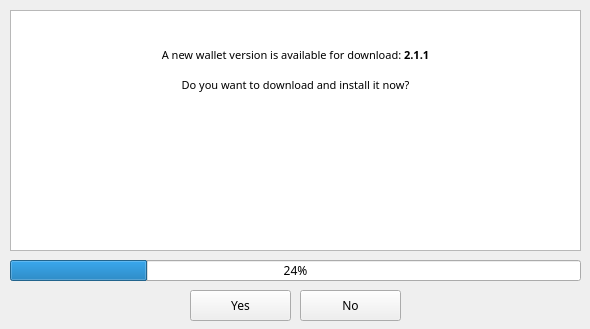
Above: Electra_Updater/electraupdater.ui from Jenova7/Updater before the change. Below: the same form after it.
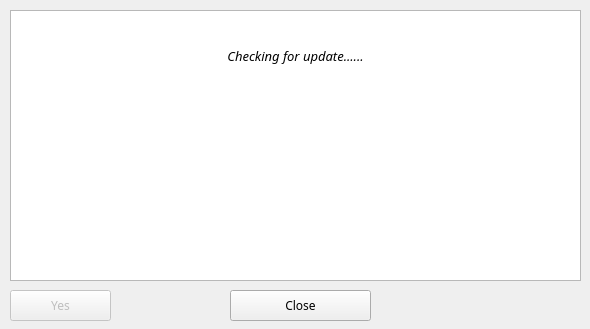
That is the form after the change. Icons and pictures are not drawn.

The edit to the form file:
```diff
--- a/Electra_Updater/electraupdater.ui
+++ b/Electra_Updater/electraupdater.ui
@@ -20,11 +20,11 @@
   </property>
   <widget class="QPushButton" name="m_updateYes">
    <property name="enabled">
-    <bool>true</bool>
+    <bool>false</bool>
    </property>
    <property name="geometry">
     <rect>
-     <x>190</x>
+     <x>10</x>
      <y>290</y>
      <width>101</width>
      <height>31</height>
@@ -46,9 +46,9 @@
    </property>
    <property name="geometry">
     <rect>
-     <x>300</x>
+     <x>230</x>
      <y>290</y>
-     <width>101</width>
+     <width>141</width>
      <height>31</height>
     </rect>
    </property>
@@ -59,7 +59,7 @@
     <bool>true</bool>
    </property>
    <property name="text">
-    <string>No</string>
+    <string>Close</string>
    </property>
   </widget>
   <widget class="QTextEdit" name="m_updateText">
@@ -68,7 +68,7 @@
      <x>10</x>
      <y>10</y>
      <width>571</width>
-     <height>241</height>
+     <height>271</height>
     </rect>
    </property>
    <property name="html">
@@ -78,20 +78,7 @@
 &lt;/style&gt;&lt;/head&gt;&lt;body style=&quot; font-family:'Montserrat'; font-size:8.14286pt; font-weight:400; font-style:normal;&quot;&gt;
 &lt;p align=&quot;center&quot; style=&quot; margin-top:0px; margin-bottom:0px; margin-left:0px; margin-right:0px; -qt-block-indent:0; text-indent:0px;&quot;&gt;&lt;img src=&quot;:/icons/update.png&quot; /&gt;&lt;/p&gt;
 &lt;p align=&quot;center&quot; style=&quot;-qt-paragraph-type:empty; margin-top:0px; margin-bottom:0px; margin-left:0px; margin-right:0px; -qt-block-indent:0; text-indent:0px; font-family:'MS Shell Dlg 2'; font-size:8.14286pt;&quot;&gt;&lt;br /&gt;&lt;/p&gt;
-&lt;p align=&quot;center&quot; style=&quot; margin-top:0px; margin-bottom:0px; margin-left:0px; margin-right:0px; -qt-block-indent:0; text-indent:0px;&quot;&gt;&lt;span style=&quot; font-family:'MS Shell Dlg 2'; font-size:8.14286pt;&quot;&gt;A new wallet version is available for download: &lt;/span&gt;&lt;span style=&quot; font-family:'MS Shell Dlg 2'; font-size:8.14286pt; font-weight:600;&quot;&gt;2.1.1&lt;br /&gt;&lt;br /&gt;&lt;/span&gt;&lt;span style=&quot; font-family:'MS Shell Dlg 2'; font-size:8.14286pt;&quot;&gt;Do you want to download and install it now?&lt;/span&gt;&lt;/p&gt;&lt;/body&gt;&lt;/html&gt;</string>
-   </property>
-  </widget>
-  <widget class="QProgressBar" name="m_updateBar">
-   <property name="geometry">
-    <rect>
-     <x>10</x>
-     <y>260</y>
-     <width>571</width>
-     <height>21</height>
-    </rect>
-   </property>
-   <property name="value">
-    <number>24</number>
+&lt;p align=&quot;center&quot; style=&quot; margin-top:0px; margin-bottom:0px; margin-left:0px; margin-right:0px; -qt-block-indent:0; text-indent:0px;&quot;&gt;&lt;span style=&quot; font-family:'MS Shell Dlg 2'; font-size:10pt; font-style:italic;&quot;&gt;Checking for update......&lt;/span&gt;&lt;/p&gt;&lt;/body&gt;&lt;/html&gt;</string>
    </property>
   </widget>
  </widget>
```
